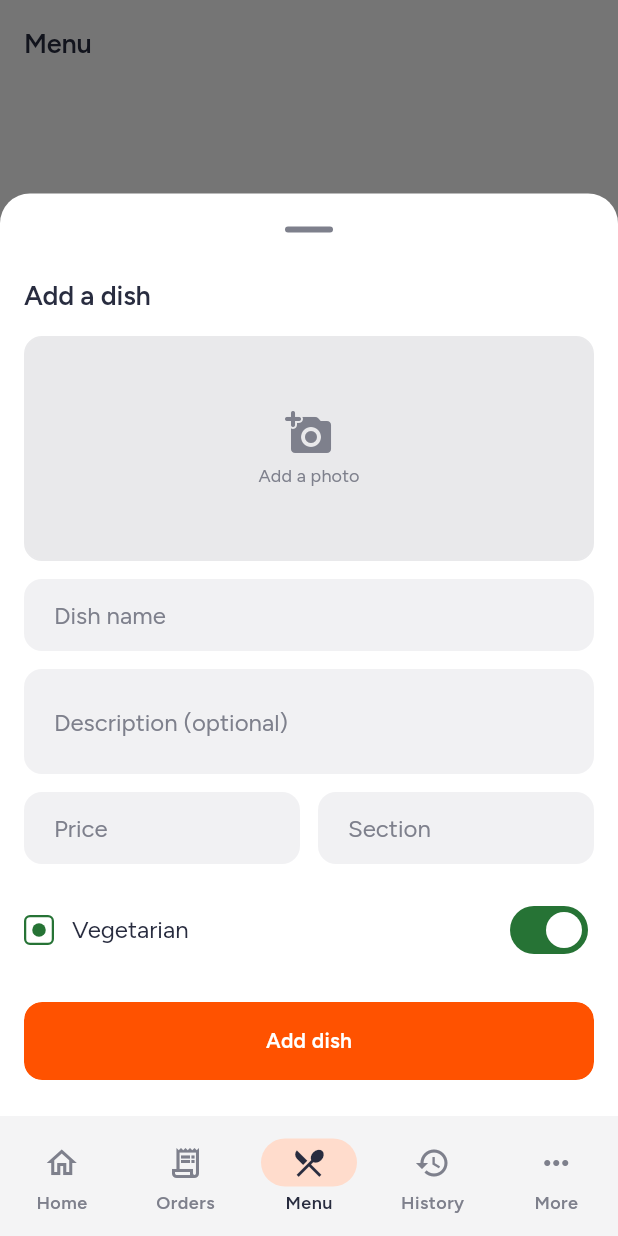
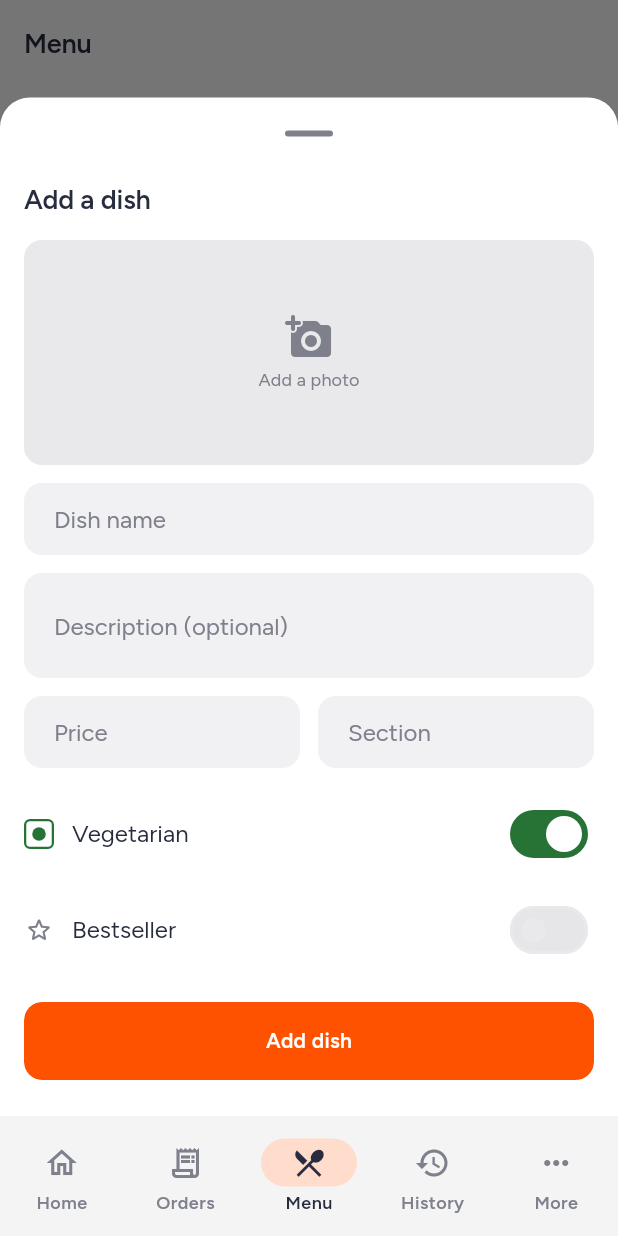
Before and after one commit to nayansuthar-1/zopiqnow, a Flutter app: the MenuPage screen opened by its route, after a tap on "Add dish", on a phone screen of 412 x 824 dp. Run offline on Flutter 3.47's test engine with Material 3 defaults, Android fonts, the phone set to English and light mode, and no system bars; our stand-ins replace fl_chart, flutter_riverpod, flutter_secure_storage, flutter_svg, geocoding, geolocator and 5 more; accounts and stored records are empty; project files that could hold a hidden picture were left out.

Commit message:
feat(vendor): the kitchen can name its own bestsellers
The bestseller badge has been on the customer menu since the schema's first
day — `menu_items.is_bestseller` shipped in migration 0002 and the customer app
already renders it. The one thing missing was a way for the kitchen to set it.

This threads the flag through the vendor's own dish: a star toggle on the
add/edit sheet, a badge on the menu row, read and written by the datasource the
0010 grants already allowed. No migration, no customer-app change — the switch
was always wired at the far end, waiting for a hand at this one.

```diff
--- a/apps/vendor/lib/features/menu/data/vendor_menu_datasource.dart
+++ b/apps/vendor/lib/features/menu/data/vendor_menu_datasource.dart
@@ -80,7 +80,8 @@ class VendorMenuSupabaseDataSource implements VendorMenuDataSource {
   static const String _foreignKeyViolation = '23503';
 
   static const String _columns =
-      'id, name, description, price, is_veg, category, is_available, image_url';
+      'id, name, description, price, is_veg, is_bestseller, category, '
+      'is_available, image_url';
 
   @override
   Future<List<VendorMenuSection>> fetchMenu(String restaurantId) async {
@@ -148,6 +149,7 @@ class VendorMenuSupabaseDataSource implements VendorMenuDataSource {
       'description': dish.description,
       'price': dish.price,
       'is_veg': dish.isVeg,
+      'is_bestseller': dish.isBestseller,
       'category': dish.category,
       'image_url': dish.imageUrl,
     };
@@ -299,6 +301,7 @@ class VendorMenuSupabaseDataSource implements VendorMenuDataSource {
     description: row['description'] as String,
     price: (row['price'] as num).toInt(),
     isVeg: row['is_veg'] as bool,
+    isBestseller: row['is_bestseller'] as bool? ?? false,
     category: row['category'] as String,
     isAvailable: row['is_available'] as bool,
     imageUrl: row['image_url'] as String? ?? '',
--- a/apps/vendor/lib/features/menu/domain/entities/vendor_dish.dart
+++ b/apps/vendor/lib/features/menu/domain/entities/vendor_dish.dart
@@ -18,6 +18,7 @@ class VendorDish {
     required this.isVeg,
     required this.category,
     required this.isAvailable,
+    this.isBestseller = false,
     this.imageUrl = '',
   });
 
@@ -31,7 +32,8 @@ class VendorDish {
     this.category = '',
     this.imageUrl = '',
   }) : id = '',
-       isAvailable = true;
+       isAvailable = true,
+       isBestseller = false;
 
   final String id;
   final String name;
@@ -55,6 +57,11 @@ class VendorDish {
   /// customer menu without anyone touching the price or deleting anything.
   final bool isAvailable;
 
+  /// Whether the kitchen has flagged this as a bestseller. Shown to customers as
+  /// a badge (the `is_bestseller` column has existed since 0002 and the customer
+  /// menu already renders it) — this is the vendor finally getting to set it.
+  final bool isBestseller;
+
   bool get isNew => id.isEmpty;
 
   VendorDish copyWith({
@@ -64,6 +71,7 @@ class VendorDish {
     bool? isVeg,
     String? category,
     bool? isAvailable,
+    bool? isBestseller,
     String? imageUrl,
   }) => VendorDish(
     id: id,
@@ -73,6 +81,7 @@ class VendorDish {
     isVeg: isVeg ?? this.isVeg,
     category: category ?? this.category,
     isAvailable: isAvailable ?? this.isAvailable,
+    isBestseller: isBestseller ?? this.isBestseller,
     imageUrl: imageUrl ?? this.imageUrl,
   );
 
--- a/apps/vendor/lib/features/menu/presentation/widgets/dish_editor.dart
+++ b/apps/vendor/lib/features/menu/presentation/widgets/dish_editor.dart
@@ -36,6 +36,7 @@ class _DishEditorState extends ConsumerState<_DishEditor> {
   late final TextEditingController _price;
   late final TextEditingController _category;
   late bool _isVeg;
+  late bool _isBestseller;
   late String _imageUrl;
 
   bool _busy = false;
@@ -55,6 +56,7 @@ class _DishEditorState extends ConsumerState<_DishEditor> {
     _price = TextEditingController(text: d != null ? '${d.price}' : '');
     _category = TextEditingController(text: d?.category ?? '');
     _isVeg = d?.isVeg ?? true;
+    _isBestseller = d?.isBestseller ?? false;
     _imageUrl = d?.imageUrl ?? '';
   }
 
@@ -92,6 +94,7 @@ class _DishEditorState extends ConsumerState<_DishEditor> {
       description: _description.text.trim(),
       price: price,
       isVeg: _isVeg,
+      isBestseller: _isBestseller,
       category: category,
       imageUrl: _imageUrl,
     );
@@ -265,6 +268,36 @@ class _DishEditorState extends ConsumerState<_DishEditor> {
               ),
             ),
 
+            // Bestseller — the vendor's own claim, shown to customers as a badge.
+            // The star carries the meaning the way the veg mark does above it.
+            InkWell(
+              borderRadius: ZopiqRadii.rMd,
+              onTap: () => setState(() => _isBestseller = !_isBestseller),
+              child: Padding(
+                padding: const EdgeInsets.symmetric(vertical: ZopiqSpacing.sm),
+                child: Row(
+                  children: <Widget>[
+                    Icon(
+                      _isBestseller
+                          ? Icons.star_rounded
+                          : Icons.star_border_rounded,
+                      size: 20,
+                      color: _isBestseller ? zc.rating : zc.textMuted,
+                    ),
+                    const SizedBox(width: ZopiqSpacing.md),
+                    Expanded(
+                      child: Text('Bestseller', style: t.bodyLarge),
+                    ),
+                    Switch(
+                      value: _isBestseller,
+                      activeTrackColor: zc.rating,
+                      onChanged: (bool v) => setState(() => _isBestseller = v),
+                    ),
+                  ],
+                ),
+              ),
+            ),
+
             if (_error != null) ...<Widget>[
               const SizedBox(height: ZopiqSpacing.md),
               Text(
```
Also changed, not shown: apps/vendor/lib/features/menu/presentation/widgets/dish_row.dart (+17 -0 lines), 2 other files.
